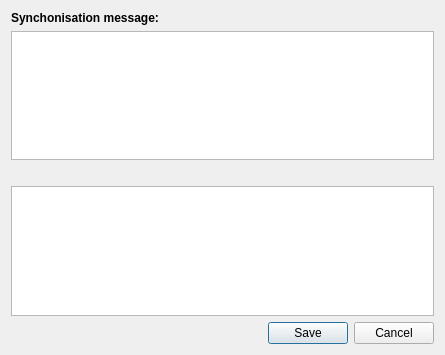
opencor/opencor, file src/plugins/organisation/PMRWorkspacesWindow/src/pmrworkspaceswindowsynchronizedialog.ui: the form before one commit.
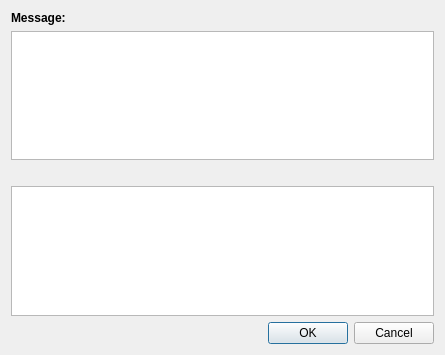
The form after the commit.

Commit message: PMR Workspaces window: some work on synchronising a workspace with PMR (#1212 and #1213).

What changed in the file:
```diff
--- a/src/plugins/organisation/PMRWorkspacesWindow/src/pmrworkspaceswindowsynchronizedialog.ui
+++ b/src/plugins/organisation/PMRWorkspacesWindow/src/pmrworkspaceswindowsynchronizedialog.ui
@@ -23,7 +23,7 @@
       </font>
      </property>
      <property name="text">
-      <string>Synchonisation message:</string>
+      <string>Message:</string>
      </property>
     </widget>
    </item>
@@ -49,7 +49,7 @@
       <enum>Qt::Horizontal</enum>
      </property>
      <property name="standardButtons">
-      <set>QDialogButtonBox::Cancel|QDialogButtonBox::Save</set>
+      <set>QDialogButtonBox::Cancel|QDialogButtonBox::Ok</set>
      </property>
     </widget>
    </item>
```
